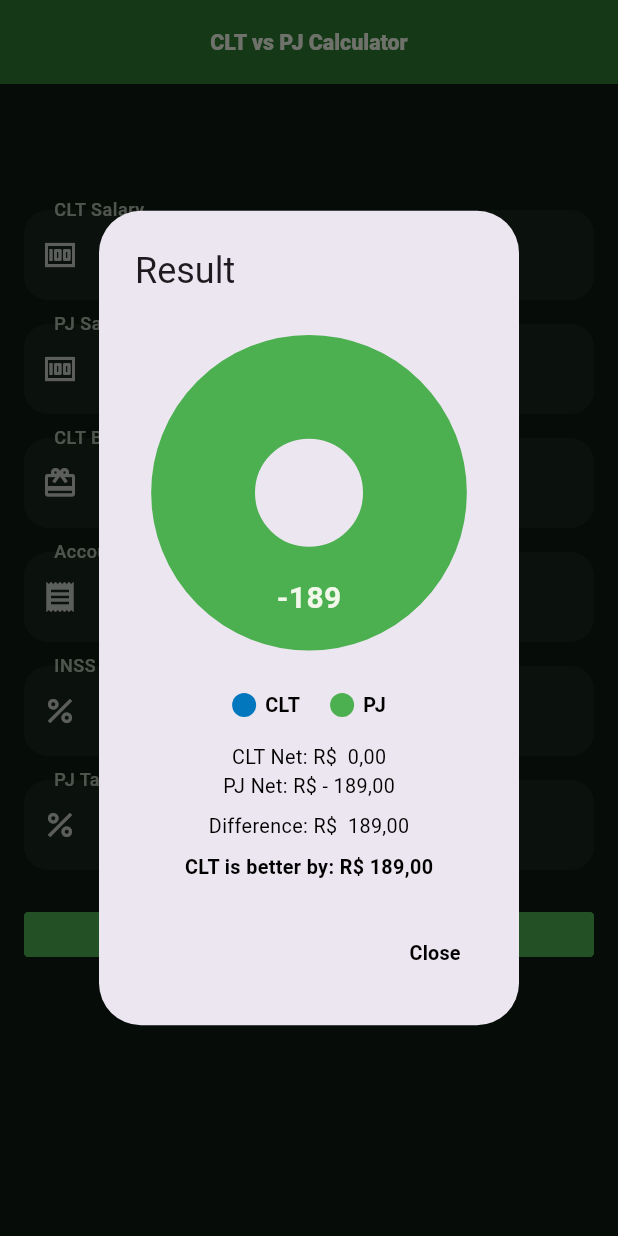
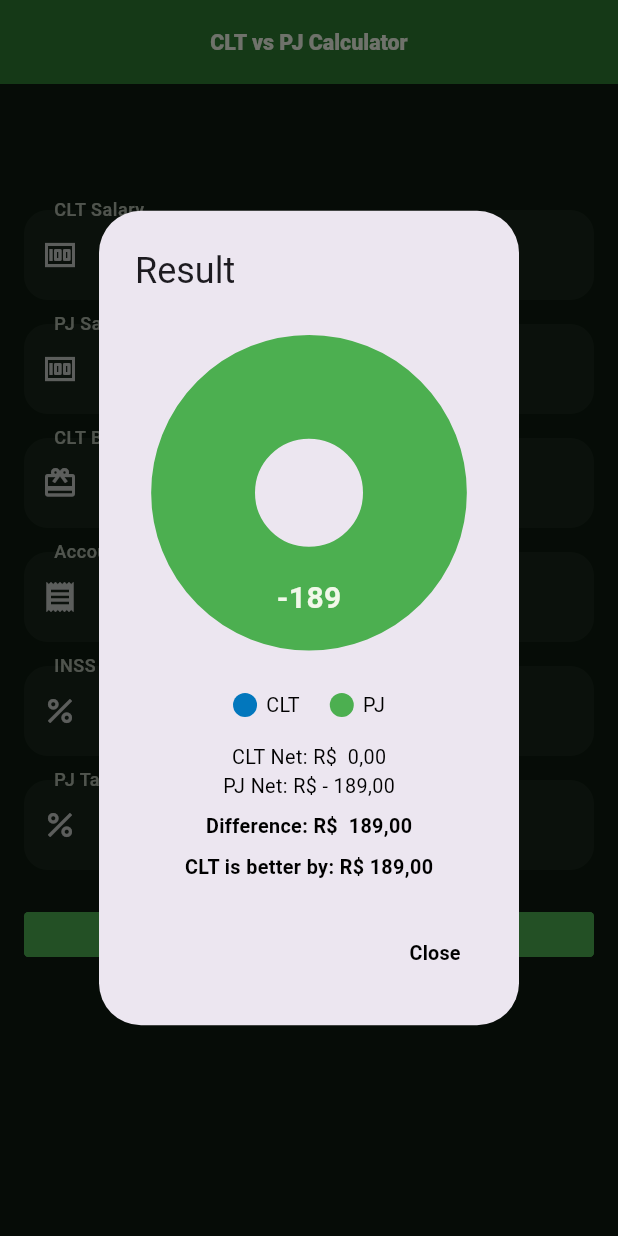
Before and after one commit to Victor-Zarzar/cltxpj-flutter, a Flutter app: the HomePage screen opened directly, after a tap on "Calculate", on a phone screen of 412 x 824 dp. Run offline on Flutter 3.47's test engine with Material 3 defaults, Android fonts, the phone set to English and light mode, and no system bars; drawn by our look-alikes of fl_chart, getwidget; our stand-ins replace easy_localization, flutter_local_notifications, flutter_secure_storage, flutter_svg, google_fonts, shared_preferences and 1 more; accounts and stored records are empty.

Commit message:
Fix theme and layout

```diff
--- a/lib/view/components/input_field.dart
+++ b/lib/view/components/input_field.dart
@@ -58,6 +58,7 @@ class InputField extends StatelessWidget {
                   prefixIcon: Icon(
                     icon,
                     color: IconColor.primaryColor.withValues(alpha: 0.8),
+                    semanticLabel: "",
                   ),
                   prefix: prefix,
                   suffix: suffix,
--- a/lib/view/components/pie_chart_widget.dart
+++ b/lib/view/components/pie_chart_widget.dart
@@ -22,7 +22,7 @@ class PieChartWidget extends StatelessWidget {
   Widget build(BuildContext context) {
     if (dataMap.isEmpty) {
       return Center(
-        child: Text("no_data_display".tr(), style: context.bodySmallBold),
+        child: Text("no_data_display".tr(), style: context.bodySmallDarkBold),
       );
     }
 
@@ -95,7 +95,7 @@ class Indicator extends StatelessWidget {
               decoration: BoxDecoration(shape: BoxShape.circle, color: color),
             ),
             const SizedBox(width: 6),
-            Text(text, style: context.bodySmallBold),
+            Text(text, style: context.bodySmallDark),
           ],
         );
       },
--- a/lib/view/home_page.dart
+++ b/lib/view/home_page.dart
@@ -120,7 +120,8 @@ class _HomePageState extends State<HomePage> {
             builder: (context, notifier, child) {
               return AlertDialog(
                 title: Text('result'.tr()),
-                content: Column(
+                content: SingleChildScrollView(
+                  child: Column(
                     mainAxisSize: MainAxisSize.min,
                     children: [
                       PieChartWidget(
@@ -131,15 +132,17 @@ class _HomePageState extends State<HomePage> {
                       const SizedBox(height: 16),
                       Text(
                         'clt_net'.tr(
-                        namedArgs: {'amount': currencyFormat.format(totalClt)},
+                          namedArgs: {
+                            'amount': currencyFormat.format(totalClt),
+                          },
                         ),
-                      style: context.bodySmall,
+                        style: context.bodySmallDark,
                       ), // Changed
                       Text(
                         'pj_net'.tr(
                           namedArgs: {'amount': currencyFormat.format(totalPj)},
                         ),
-                      style: context.bodySmall,
+                        style: context.bodySmallDark,
                       ), // Changed
                       const SizedBox(height: 8),
                       Text(
@@ -148,16 +151,20 @@ class _HomePageState extends State<HomePage> {
                             'amount': currencyFormat.format(difference),
                           },
                         ), // Changed
-                      style: context.bodySmall,
+                        style: context.bodySmallDarkBold,
                       ),
                       const SizedBox(height: 8),
-                    Text(controller.bestOption, style: context.bodySmallBold),
+                      Text(
+                        controller.bestOption,
+                        style: context.bodySmallDarkBold,
+                      ),
                     ],
+                  ),
                 ),
                 actions: [
                   TextButton(
                     onPressed: () => Navigator.pop(context),
-                    child: Text('close'.tr(), style: context.bodySmallBold),
+                    child: Text('close'.tr(), style: context.bodySmallDarkBold),
                   ),
                 ],
               );
--- a/lib/view/widgets/responsive_extension.dart
+++ b/lib/view/widgets/responsive_extension.dart
@@ -36,13 +36,24 @@ extension ResponsiveTextStyle on BuildContext {
 
   TextStyle get bodySmall => GoogleFonts.roboto(
     fontSize: ResponsiveText.getSize(this, 12),
+    color: TextColor.primaryColor,
+  );
+
+  TextStyle get bodySmallDark => GoogleFonts.roboto(
+    fontSize: ResponsiveText.getSize(this, 12),
+    color: ui.isDark ? TextColor.primaryColor : TextColor.fourthColor,
+  );
+
+  TextStyle get bodySmallDarkBold => GoogleFonts.roboto(
+    fontSize: ResponsiveText.getSize(this, 12),
+    fontWeight: FontWeight.bold,
     color: ui.isDark ? TextColor.primaryColor : TextColor.fourthColor,
   );
 
   TextStyle get bodySmallBold => GoogleFonts.roboto(
     fontSize: ResponsiveText.getSize(this, 12),
     fontWeight: FontWeight.bold,
-    color: ui.isDark ? TextColor.primaryColor : TextColor.fourthColor,
+    color: TextColor.primaryColor,
   );
 
   TextStyle get textSmall => GoogleFonts.roboto(
```
Also changed, not shown: 1 other file. Lines whose indentation alone changed are shown as unchanged.
